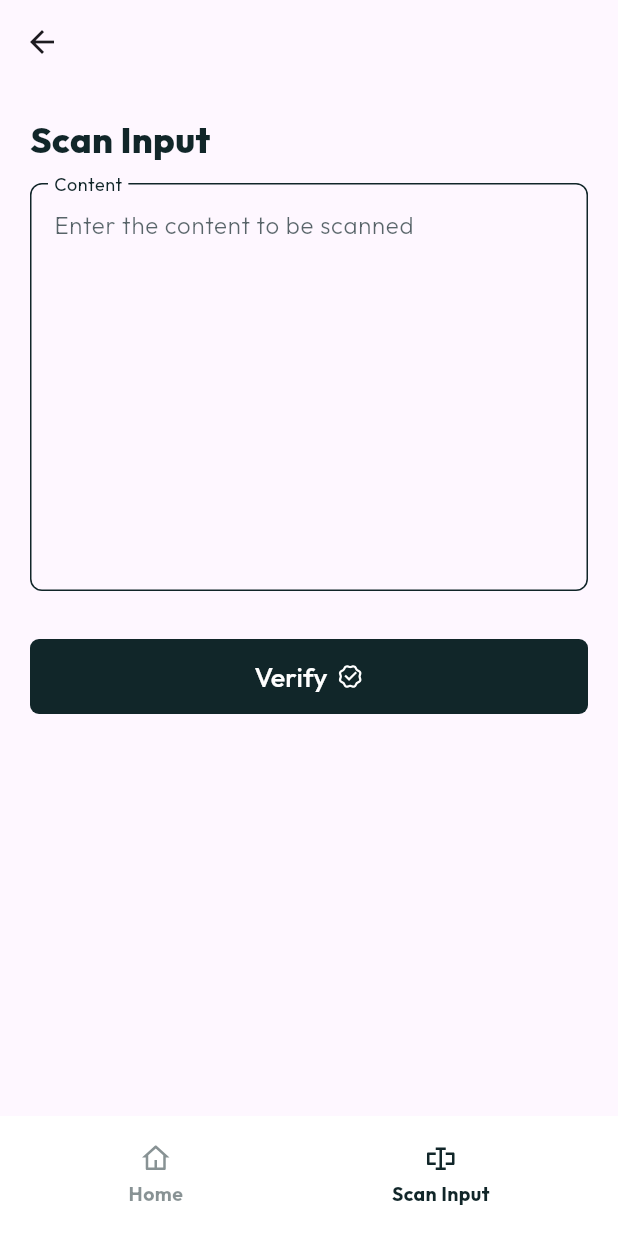
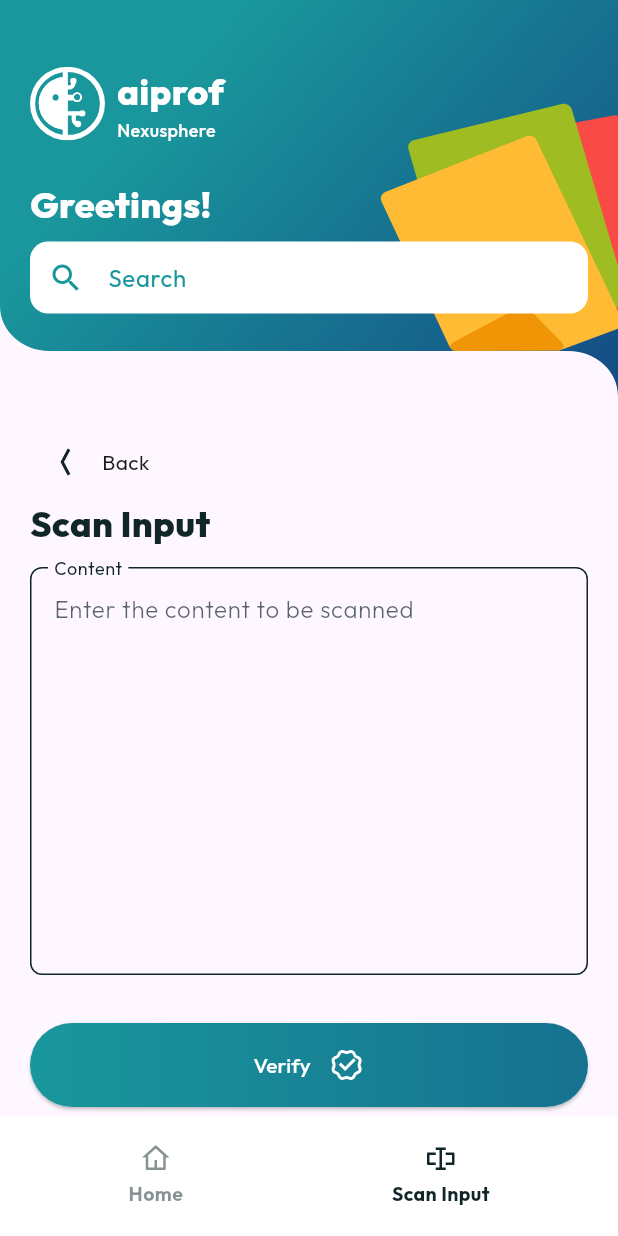
Before and after one commit to NexusphereCo/aiproof, a Flutter app: the InputScreen screen opened by its route, on a phone screen of 412 x 824 dp. Run offline on Flutter 3.47's test engine with Material 3 defaults, Android fonts, the phone set to English and light mode, and no system bars; drawn by our look-alikes of auto_size_text; our stand-ins replace carousel_slider, flutter_screenutil, flutter_svg, remixicon, sqflite; accounts and stored records are empty.

Commit message:
Changed button style to gradient (temporary)

```diff
--- a/lib/modules/input/index.dart
+++ b/lib/modules/input/index.dart
@@ -1,9 +1,13 @@
+import 'package:aiproof/constants/assets.dart';
 import 'package:aiproof/constants/colors.dart';
 import 'package:aiproof/constants/sizes.dart';
 import 'package:aiproof/constants/typography.dart';
+import 'package:aiproof/modules/home/components/header_logo.dart';
+import 'package:aiproof/modules/home/components/search_bar.dart';
 import 'package:aiproof/widgets/common/buttons.dart';
 import 'package:aiproof/widgets/layouts/appbar_bottom.dart';
 import 'package:flutter/material.dart';
+import 'package:flutter_svg/svg.dart';
 import 'package:remixicon/remixicon.dart';
 
 class InputScreen extends StatelessWidget {
@@ -12,17 +16,46 @@ class InputScreen extends StatelessWidget {
   @override
   Widget build(BuildContext context) {
     return Scaffold(
-      appBar: AppBar(),
-      body: Expanded(
+      body: Column(
+        crossAxisAlignment: CrossAxisAlignment.stretch,
+        children: [
+          Stack(
+            fit: StackFit.passthrough,
+            children: [
+              Positioned(
+                child: SvgPicture.asset(Asset.heading, fit: BoxFit.fill),
+              ),
+              const Padding(
+                padding: EdgeInsets.all(Global.paddingBody),
+                child: Column(
+                  crossAxisAlignment: CrossAxisAlignment.stretch,
+                  children: [
+                    HeaderLogo(),
+                    SizedBox(height: Spacing.xl),
+                    APSearchBar(),
+                  ],
+                ),
+              ),
+            ],
+          ),
+          Expanded(
             child: Padding(
               padding: const EdgeInsets.all(Global.paddingBody),
               child: Column(
+                crossAxisAlignment: CrossAxisAlignment.start,
                 children: [
                   Row(
                     children: [
-                  APTypography.h1("Scan Input"),
+                      IconButton(
+                        icon: const Icon(Remix.arrow_left_wide_line),
+                        onPressed: () {
+                          Navigator.pop(context);
+                        },
+                      ),
+                      const Text('Back'),
                     ],
                   ),
+                  APTypography.h1("Scan Input"),
                   const SizedBox(height: Spacing.md),
                   TextFormField(
                     decoration: InputDecoration(
@@ -50,19 +83,41 @@ class InputScreen extends StatelessWidget {
                     readOnly: false,
                   ),
                   const SizedBox(height: Spacing.xxl),
-              APButton(
+                  ElevatedButton(
                     onPressed: () {},
-                text: "Verify",
-                theme: APButtonTheme.dark,
-                size: APButtonSize.lg,
-                icon: Icon(
-                  Remix.verified_badge_line,
-                  color: APColor.light,
+                    style: ButtonStyle(
+                      shape: MaterialStateProperty.all<RoundedRectangleBorder>(
+                        RoundedRectangleBorder(
+                          borderRadius: BorderRadius.circular(80.0),
+                        ),
+                      ),
+                      padding: MaterialStateProperty.all<EdgeInsetsGeometry>(const EdgeInsets.all(0.0)),
+                    ),
+                    child: Ink(
+                      decoration: const BoxDecoration(
+                        gradient: LinearGradient(colors: [Color.fromRGBO(25, 151, 156, 1), Color.fromRGBO(22, 114, 144, 1)]),
+                        borderRadius: BorderRadius.all(Radius.circular(80.0)),
+                      ),
+                      child: Container(
+                        constraints: const BoxConstraints(minWidth: 88.0, minHeight: 36.0), // min sizes for Material buttons
+                        alignment: Alignment.center,
+                        padding: const EdgeInsets.all(Spacing.lg),
+                        child: Row(
+                          mainAxisAlignment: MainAxisAlignment.center,
+                          children: [
+                            APTypography.base('Verify', color: APColor.light),
+                            const SizedBox(width: Spacing.md),
+                            Icon(Remix.verified_badge_line, color: APColor.light, size: APSize.xl),
+                          ],
+                        ),
+                      ),
+                    ),
+                  )
+                ],
+              ),
             ),
           ),
         ],
-          ),
-        ),
       ),
       bottomNavigationBar: const APAppBarBottom(activeIndex: 2),
     );
```
Lines whose indentation alone changed are shown as unchanged.
